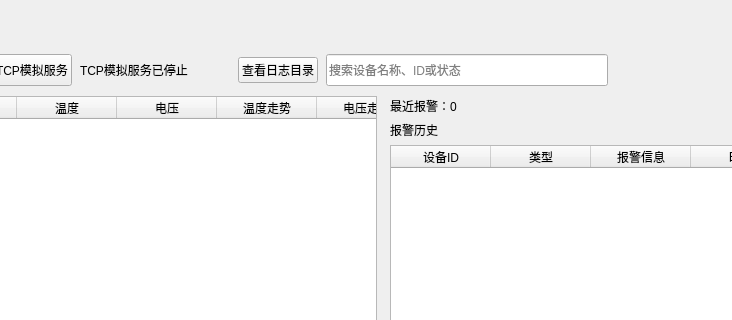
Old version of the form UI/mainwindow.ui in the repository Chick9N/MonitoringSystem; both pictures show x 396 to 1128 and y 0 to 320 of the 1297 by 640 pixel window.
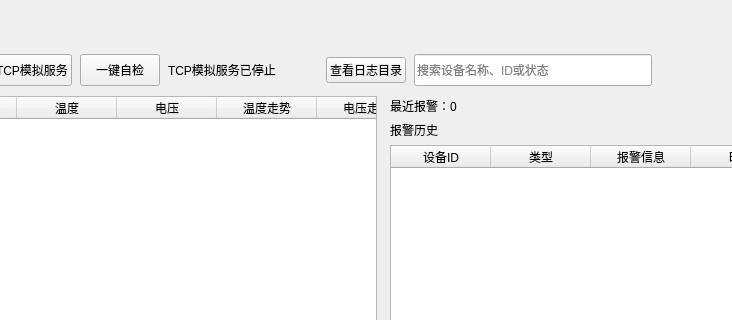
New version of the form.

The edit to the form file:
```diff
--- a/UI/mainwindow.ui
+++ b/UI/mainwindow.ui
@@ -119,6 +119,19 @@
         </property>
        </widget>
       </item>
+      <item>
+       <widget class="QPushButton" name="runSelfTestBtn">
+        <property name="minimumSize">
+         <size><width>0</width><height>32</height></size>
+        </property>
+        <property name="toolTip">
+         <string>运行隔离式报警、模拟数据、Modbus TCP及重连自检</string>
+        </property>
+        <property name="text">
+         <string>一键自检</string>
+        </property>
+       </widget>
+      </item>
       <item>
        <widget class="QLabel" name="tcpStatusLabel">
         <property name="minimumSize">
```
